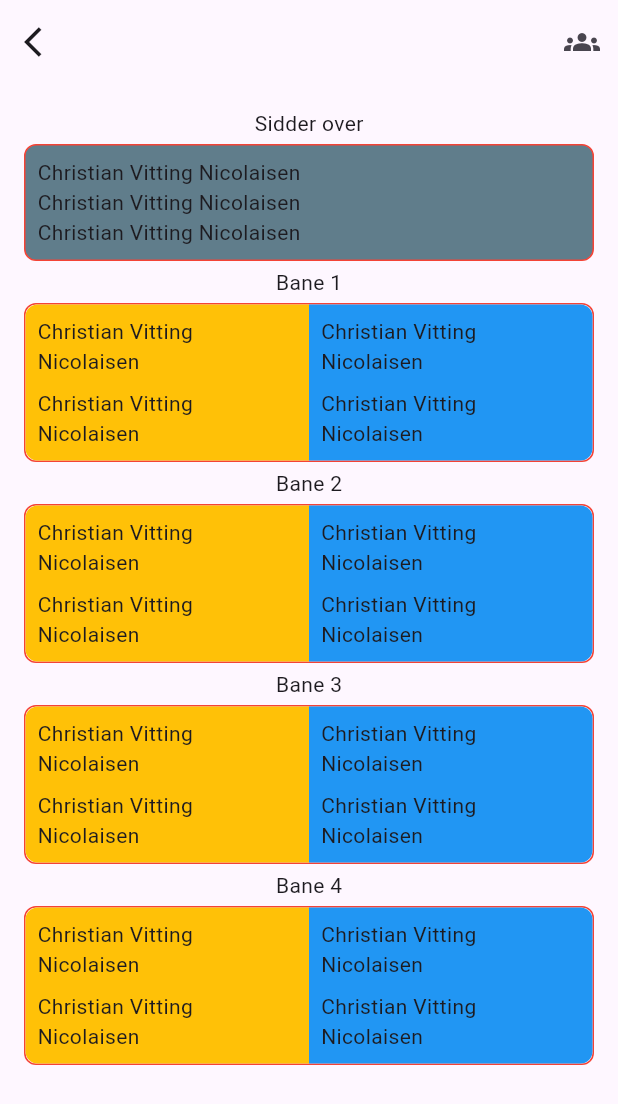
After one commit to vitting/silkeborgcano, a Flutter app: the MatchRoundScreen screen opened by its route, on a phone screen of 412 x 824 dp. The commit adds this screen. Shown: the top 1104 px of the screen. Run offline on Flutter 3.47's test engine with Material 3 defaults, Android fonts, the phone set to English and light mode, and no system bars; our stand-ins replace gap, go_router, objectbox; generated files the repository leaves out were written again.

Commit message:
feat: Update player dialog and models for match rounds
- Changed the label from 'Ukendt' to 'Ikke opgivet' in player dialog.
- Modified MatchRound model to include player and playerMatchPoints relationships.
- Added PlayerMatchPoints and PlayerTournamentPoints models.
- Updated Tournament model to include playerTournamentPoints and tournament start/end timestamps.
- Enhanced router to include MatchRoundScreen.
- Updated HomeScreen to clear Player data.
- Refactored TournamentScreen to handle Tournament object instead of ID.
- Created new screens for managing match rounds, including player administration and match listing.
- Implemented UI components for displaying benched players and match details.

```diff
--- a/lib/dialogs/player_dialog.dart
+++ b/lib/dialogs/player_dialog.dart
@@ -68,7 +68,11 @@ class _PlayerDialogState extends State<PlayerDialog> {
               },
               child: Column(
                 children: [
-                  RadioListTile(value: 'u', title: Text('Ukendt'), dense: true),
+                  RadioListTile(
+                    value: 'u',
+                    title: Text('Ikke opgivet'),
+                    dense: true,
+                  ),
                   RadioListTile(value: 'f', title: Text('Kvinde'), dense: true),
                   RadioListTile(value: 'm', title: Text('Mand'), dense: true),
                 ],
--- a/lib/models/match_round.dart
+++ b/lib/models/match_round.dart
@@ -1,15 +1,19 @@
 import 'package:objectbox/objectbox.dart';
 import 'package:silkeborgcano/models/match.dart';
-import 'package:silkeborgcano/models/tournament.dart';
+import 'package:silkeborgcano/models/player.dart';
+import 'package:silkeborgcano/models/player_match_points.dart';
 
 @Entity()
 class MatchRound {
   @Id()
   int oid; // ObjectBox ID
+  String? id;
+  String? tournamentId;
   int roundIndex;
   @Backlink('matchRound')
   final matches = ToMany<Match>();
-  final tournament = ToOne<Tournament>();
+  final players = ToMany<Player>();
+  final playerMatchPoints = ToMany<PlayerMatchPoints>();
 
   MatchRound({this.oid = 0, this.roundIndex = 0});
 }
--- a/lib/models/player.dart
+++ b/lib/models/player.dart
@@ -11,6 +11,7 @@ class Player {
   int points;
   String sex; // 'm' for male and 'f' for female, 'u' for unknown
   bool isDeleted;
+  final players = ToMany<Player>();
 
   Player({
     this.oid = 0,
--- /dev/null
+++ b/lib/models/player_tournament_points.dart
@@ -0,0 +1,11 @@
+import 'package:objectbox/objectbox.dart';
+
+@Entity()
+class PlayerTournamentPoints {
+  @Id()
+  int oid; // ObjectBox ID
+  String playerId;
+  int points;
+
+  PlayerTournamentPoints({this.oid = 0, this.points = 0, this.playerId = ''});
+}
--- a/lib/models/tournament.dart
+++ b/lib/models/tournament.dart
@@ -3,6 +3,7 @@ import 'package:silkeborgcano/main.dart';
 
 import 'package:silkeborgcano/models/match_round.dart';
 import 'package:silkeborgcano/models/player.dart';
+import 'package:silkeborgcano/models/player_tournament_points.dart';
 
 @Entity()
 class Tournament {
@@ -11,16 +12,22 @@ class Tournament {
   String id;
   String name;
   final players = ToMany<Player>();
-  @Backlink('tournament')
   final rounds = ToMany<MatchRound>();
   int pointPerMatch;
+  final playerTournamentPoints = ToMany<PlayerTournamentPoints>();
+  int tournamentStart;
+  int tournamentEnd;
 
   Tournament({
     this.oid = 0,
     this.id = '',
     this.name = '',
     this.pointPerMatch = 0,
-  });
+    int? tournamentStart,
+    int? tournamentEnd,
+  }) : tournamentStart =
+           tournamentStart ?? DateTime.now().microsecondsSinceEpoch,
+       tournamentEnd = tournamentEnd ?? DateTime.now().microsecondsSinceEpoch;
 
   @override
   String toString() {
--- a/lib/router.dart
+++ b/lib/router.dart
@@ -1,5 +1,6 @@
 import 'package:go_router/go_router.dart';
 import 'package:silkeborgcano/screens/home_screen/home_screen.dart';
+import 'package:silkeborgcano/screens/match_round_screen/match_round_screen.dart';
 import 'package:silkeborgcano/screens/tournament_screen/tournament_screen.dart';
 
 // GoRouter configuration
@@ -17,5 +18,10 @@ final router = GoRouter(
       name: TournamentScreen.routerPath,
       builder: (context, state) => TournamentScreen(),
     ),
+    GoRoute(
+      path: MatchRoundScreen.routerPath,
+      name: MatchRoundScreen.routerPath,
+      builder: (context, state) => MatchRoundScreen(),
+    ),
   ],
 );
--- a/lib/screens/home_screen/home_screen.dart
+++ b/lib/screens/home_screen/home_screen.dart
@@ -1,6 +1,7 @@
 import 'package:flutter/material.dart';
 import 'package:go_router/go_router.dart';
 import 'package:silkeborgcano/main.dart';
+import 'package:silkeborgcano/models/player.dart';
 import 'package:silkeborgcano/models/tournament.dart';
 import 'package:silkeborgcano/screens/home_screen/administrate_players_dialog.dart';
 import 'package:silkeborgcano/screens/tournament_screen/tournament_screen.dart';
@@ -31,6 +32,7 @@ class HomeScreen extends StatelessWidget {
             ElevatedButton(
               onPressed: () {
                 objectbox.store.box<Tournament>().removeAll();
+                objectbox.store.box<Player>().removeAll();
               },
               child: Text('Delete all data'),
             ),
@@ -67,7 +69,7 @@ class HomeScreen extends StatelessWidget {
                         onTap: () {
                           context.goNamed(
                             TournamentScreen.routerPath,
-                            extra: tournament.oid,
+                            extra: tournament,
                           );
                         },
                       );
--- /dev/null
+++ b/lib/screens/match_round_screen/benched_players.dart
@@ -0,0 +1,41 @@
+import 'package:flutter/material.dart';
+import 'package:silkeborgcano/models/player.dart';
+
+class BenchedPlayers extends StatelessWidget {
+  final List<Player> players;
+  const BenchedPlayers({super.key, required this.players});
+
+  @override
+  Widget build(BuildContext context) {
+    return Column(
+      children: [
+        Text('Sidder over'),
+        Container(
+          margin: EdgeInsets.symmetric(vertical: 4),
+          padding: EdgeInsets.all(8),
+          decoration: BoxDecoration(
+            color: Colors.blueGrey,
+            borderRadius: BorderRadius.circular(8),
+            border: Border.all(
+              color: Colors.red,
+              style: BorderStyle.solid,
+              width: 1,
+            ),
+          ),
+          child: Row(
+            children: [
+              Column(
+                crossAxisAlignment: CrossAxisAlignment.start,
+                children: [
+                  Text('Christian Vitting Nicolaisen'),
+                  Text('Christian Vitting Nicolaisen'),
+                  Text('Christian Vitting Nicolaisen'),
+                ],
+              ),
+            ],
+          ),
+        ),
+      ],
+    );
+  }
+}
--- /dev/null
+++ b/lib/screens/match_round_screen/match_list_tile.dart
@@ -0,0 +1,80 @@
+import 'package:flutter/material.dart';
+import 'package:gap/gap.dart';
+import 'package:silkeborgcano/models/player.dart';
+
+class MatchListTile extends StatelessWidget {
+  final int court;
+  final List<Player> team1;
+  final List<Player> team2;
+  const MatchListTile({
+    super.key,
+    required this.court,
+    required this.team1,
+    required this.team2,
+  });
+
+  @override
+  Widget build(BuildContext context) {
+    return Column(
+      children: [
+        Text('Bane $court'),
+        Container(
+          margin: EdgeInsets.symmetric(vertical: 4),
+          decoration: BoxDecoration(
+            borderRadius: BorderRadius.circular(8),
+            border: Border.all(
+              color: Colors.red,
+              style: BorderStyle.solid,
+              width: 1,
+            ),
+          ),
+          child: Row(
+            children: [
+              Expanded(
+                child: Container(
+                  padding: EdgeInsets.all(8),
+                  decoration: BoxDecoration(
+                    color: Colors.amber,
+                    borderRadius: BorderRadius.only(
+                      bottomLeft: Radius.circular(8),
+                      topLeft: Radius.circular(8),
+                    ),
+                  ),
+                  child: Column(
+                    crossAxisAlignment: CrossAxisAlignment.start,
+                    children: [
+                      Text('Christian Vitting Nicolaisen'),
+                      const Gap(8),
+                      Text('Christian Vitting Nicolaisen'),
+                    ],
+                  ),
+                ),
+              ),
+              // VerticalDivider(color: Colors.green, width: 9, thickness: 1),
+              Expanded(
+                child: Container(
+                  padding: EdgeInsets.all(8),
+                  decoration: BoxDecoration(
+                    color: Colors.blue,
+                    borderRadius: BorderRadius.only(
+                      bottomRight: Radius.circular(8),
+                      topRight: Radius.circular(8),
+                    ),
+                  ),
+                  child: Column(
+                    crossAxisAlignment: CrossAxisAlignment.start,
+                    children: [
+                      Text('Christian Vitting Nicolaisen'),
+                      const Gap(8),
+                      Text('Christian Vitting Nicolaisen'),
+                    ],
+                  ),
+                ),
+              ),
+            ],
+          ),
+        ),
+      ],
+    );
+  }
+}
--- /dev/null
+++ b/lib/screens/match_round_screen/match_round_screen.dart
@@ -0,0 +1,67 @@
+import 'package:flutter/material.dart';
+import 'package:gap/gap.dart';
+import 'package:go_router/go_router.dart';
+import 'package:silkeborgcano/models/tournament.dart';
+import 'package:silkeborgcano/screens/home_screen/administrate_players_dialog.dart';
+import 'package:silkeborgcano/screens/match_round_screen/administrate_match_round_players_dialog.dart';
+import 'package:silkeborgcano/screens/match_round_screen/benched_players.dart';
+import 'package:silkeborgcano/screens/match_round_screen/match_list_tile.dart';
+import 'package:silkeborgcano/screens/tournament_screen/tournament_screen.dart';
+
+class MatchRoundScreen extends StatefulWidget {
+  static const String routerPath = "/matchRound";
+  const MatchRoundScreen({super.key});
+
+  @override
+  State<MatchRoundScreen> createState() => _MatchRoundScreenState();
+}
+
+class _MatchRoundScreenState extends State<MatchRoundScreen> {
+  Tournament? _tournament;
+
+  @override
+  void didChangeDependencies() {
+    super.didChangeDependencies();
+
+    final Tournament? tournament =
+        GoRouterState.of(context).extra as Tournament?;
+
+    if (tournament != null) {
+      _tournament = tournament;
+      debugPrint('********** didChangeDependencies tournamentId: $_tournament');
+    }
+  }
+
+  @override
+  Widget build(BuildContext context) {
+    return Scaffold(
+      appBar: AppBar(
+        forceMaterialTransparency: true,
+        leading: IconButton(
+          icon: Icon(Icons.arrow_back_ios),
+          onPressed: () {
+            context.goNamed(TournamentScreen.routerPath);
+          },
+        ),
+        actions: [
+          IconButton(
+            icon: Icon(Icons.groups),
+            onPressed: () {
+              AdministrateMatchRoundPlayersDialog.show(context);
+            },
+          ),
+        ],
+      ),
+      body: ListView(
+        padding: EdgeInsets.all(16),
+        children: [
+          BenchedPlayers(players: []),
+          MatchListTile(court: 1, team1: [], team2: []),
+          MatchListTile(court: 2, team1: [], team2: []),
+          MatchListTile(court: 3, team1: [], team2: []),
+          MatchListTile(court: 4, team1: [], team2: []),
+        ],
+      ),
+    );
+  }
+}
```
Also changed, not shown: lib/models/player_match_points.dart (added, +17 -0 lines), lib/objectbox-model.json (+94 -10 lines), lib/screens/match_round_screen/administrate_match_round_players_dialog.dart (added, +76 -0 lines), lib/screens/tournament_screen/tournament_screen.dart (+28 -24 lines), lib/objectbox.g.dart.
